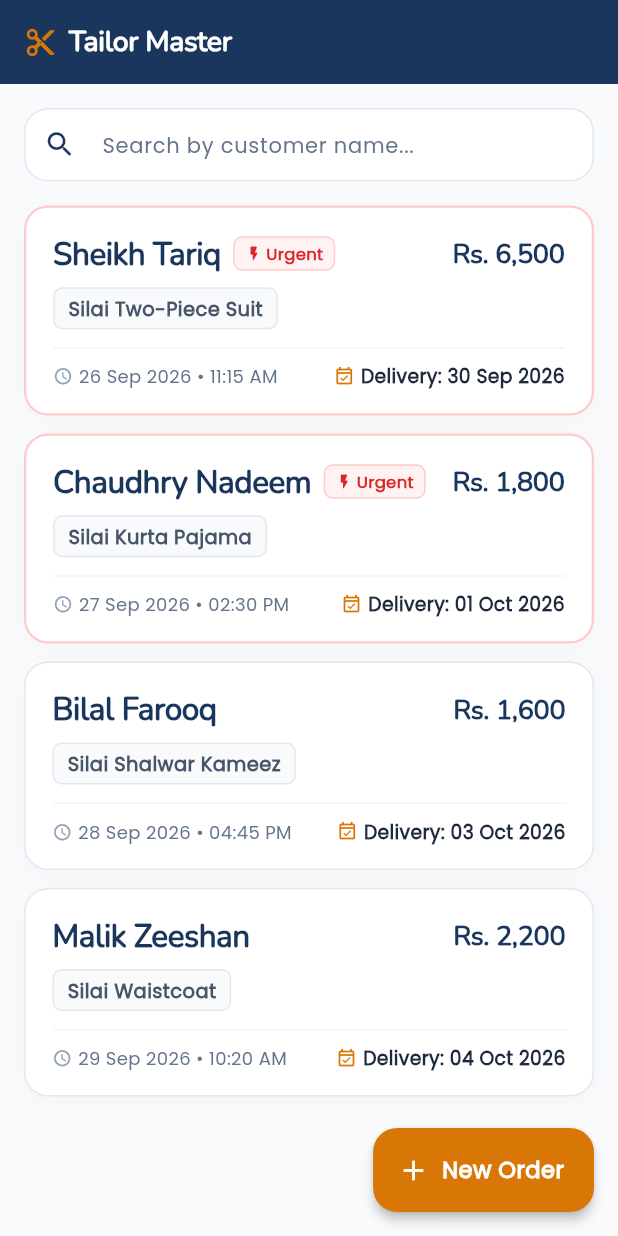
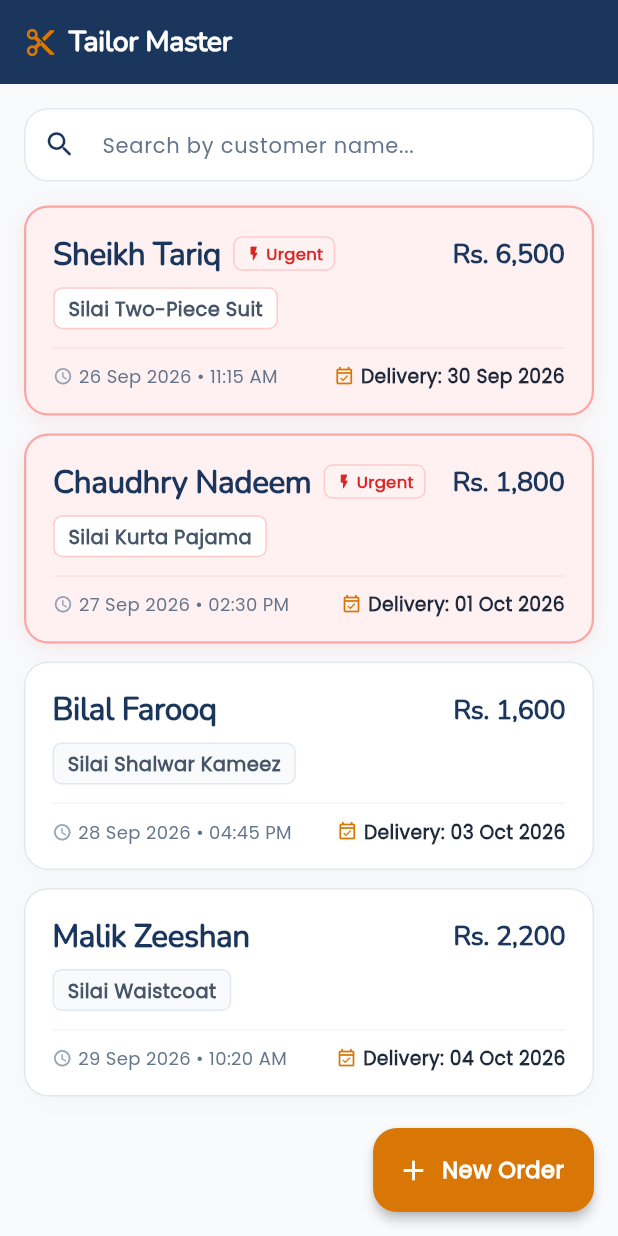
Before and after one commit to fazal-e-haq/DarziDairy, a Flutter app: the screen it shows after launch, on a phone screen of 412 x 824 dp. Run offline on Flutter 3.47's test engine with Material 3 defaults, Android fonts, the phone set to English and light mode, and no system bars; our stand-ins replace go_router.

Commit message:
Style urgent order cards with soft red background, border, and glow for instant visual recognition

```diff
--- a/lib/shared/widgets/order_card.dart
+++ b/lib/shared/widgets/order_card.dart
@@ -23,22 +23,26 @@ class OrderCard extends StatelessWidget {
     final deadlineText = DateFormatter.formatDeadline(order.targetDeadline);
     final isOverdue = deadlineText.contains('Overdue') && !order.isCompleted;
 
+    final isUrgent = order.isUrgent;
+
     return Container(
       margin: const EdgeInsets.only(bottom: AppDimensions.space12),
       decoration: BoxDecoration(
-        color: AppColors.surface,
+        color: isUrgent ? const Color(0xFFFFF1F1) : AppColors.surface,
         borderRadius: BorderRadius.circular(AppDimensions.radiusLarge),
         border: Border.all(
-          color: order.isUrgent
-              ? const Color(0xFFFECACA)
+          color: isUrgent
+              ? const Color(0xFFFCA5A5)
               : const Color(0xFFE2E8F0),
-          width: order.isUrgent ? 1.5 : 1.0,
+          width: isUrgent ? 1.5 : 1.0,
         ),
-        boxShadow: const [
+        boxShadow: [
           BoxShadow(
-            color: Color(0x06000000),
-            blurRadius: 10,
-            offset: Offset(0, 3),
+            color: isUrgent
+                ? const Color(0x18DC2626)
+                : const Color(0x06000000),
+            blurRadius: isUrgent ? 12 : 10,
+            offset: const Offset(0, 3),
           ),
         ],
       ),
@@ -137,9 +141,11 @@ class OrderCard extends StatelessWidget {
                 Container(
                   padding: const EdgeInsets.symmetric(horizontal: 9, vertical: 4),
                   decoration: BoxDecoration(
-                    color: const Color(0xFFF8FAFC),
+                    color: isUrgent ? Colors.white : const Color(0xFFF8FAFC),
                     borderRadius: BorderRadius.circular(6),
-                    border: Border.all(color: const Color(0xFFE2E8F0)),
+                    border: Border.all(
+                      color: isUrgent ? const Color(0xFFFECACA) : const Color(0xFFE2E8F0),
+                    ),
                   ),
                   child: Text(
                     order.garmentType,
@@ -153,7 +159,11 @@ class OrderCard extends StatelessWidget {
                 ),
 
                 const SizedBox(height: 12),
-                const Divider(height: 1, thickness: 1, color: Color(0xFFF1F5F9)),
+                Divider(
+                  height: 1,
+                  thickness: 1,
+                  color: isUrgent ? const Color(0xFFFEE2E2) : const Color(0xFFF1F5F9),
+                ),
                 const SizedBox(height: 10),
 
                 // Bottom Row: Booking Date & Time + Delivery Date
```
Also changed, not shown: 12 other files.
